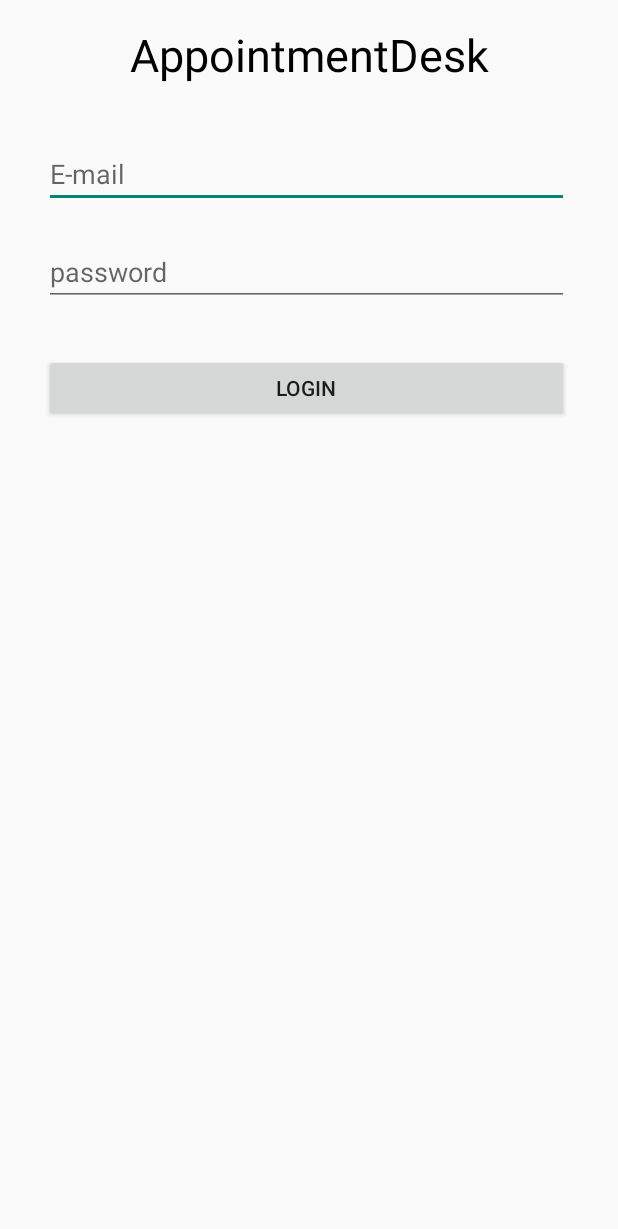
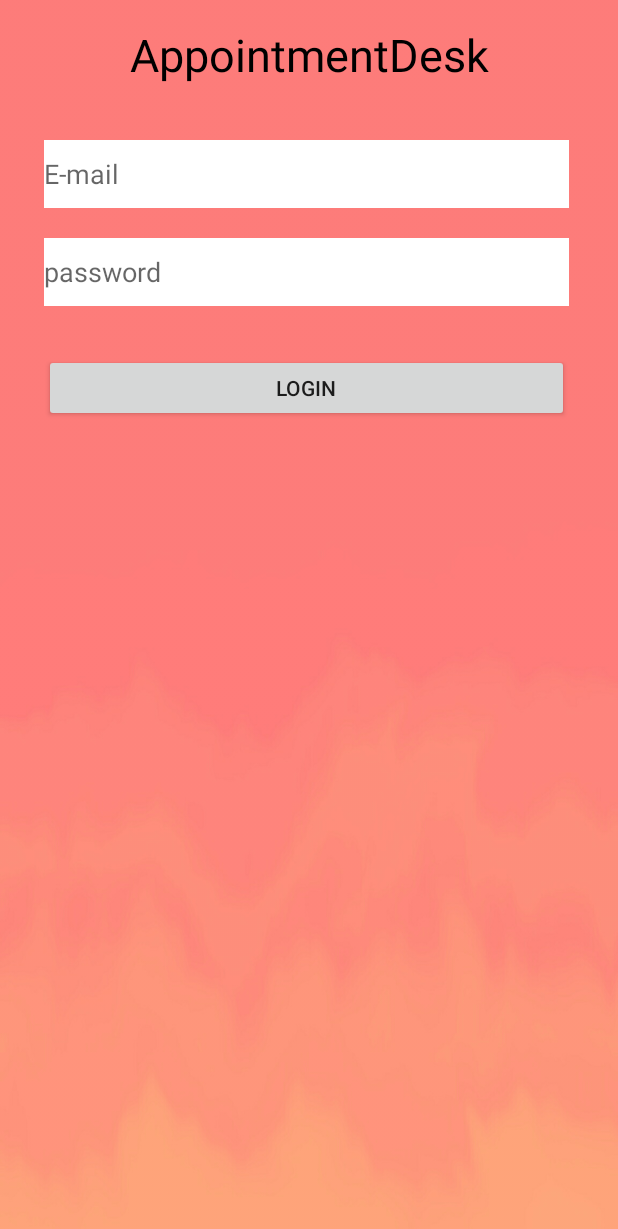
Before and after one commit to hirotann618/AppointmentDesk-android, an Android app: the screen it shows after launch (MainActivity), on a phone screen of 412 x 824 dp. Shown: the top 1229 px of the screen. Run offline under Robolectric (Android 15) with nearby library versions, the phone set to English and light mode, and no system bars; our stand-ins replace Firebase (no records; nobody signed in at launch, a user with empty details on screens opened directly).

Commit message:
背景変更

```diff
--- a/app/src/main/res/layout/activity_main.xml
+++ b/app/src/main/res/layout/activity_main.xml
@@ -5,6 +5,7 @@
         xmlns:app="http://schemas.android.com/apk/res-auto"
         android:layout_width="match_parent"
         android:layout_height="match_parent"
+        android:background="@drawable/back"
         tools:context=".MainActivity">
     <TextView
             android:layout_width="350dp"
@@ -18,6 +19,7 @@
             android:layout_width="350dp"
             android:layout_height="45dp"
             android:inputType="textEmailAddress"
+            android:background="@color/cardview_light_background"
             android:ems="10"
             android:id="@+id/emailText"
             app:layout_constraintStart_toStartOf="parent"
@@ -29,6 +31,7 @@
             android:layout_width="350dp"
             android:layout_height="45dp"
             android:inputType="textPassword"
+            android:background="@color/cardview_light_background"
             android:ems="10"
             android:id="@+id/passwordText" android:layout_marginTop="20dp"
             app:layout_constraintTop_toBottomOf="@+id/emailText" app:layout_constraintEnd_toEndOf="parent"
```
Also changed, not shown: app/src/main/res/drawable-v24/back.png (added).
